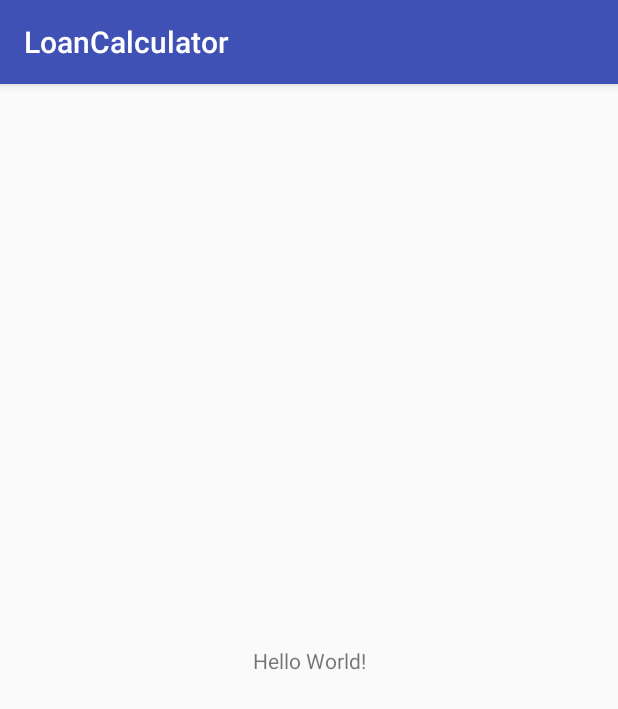
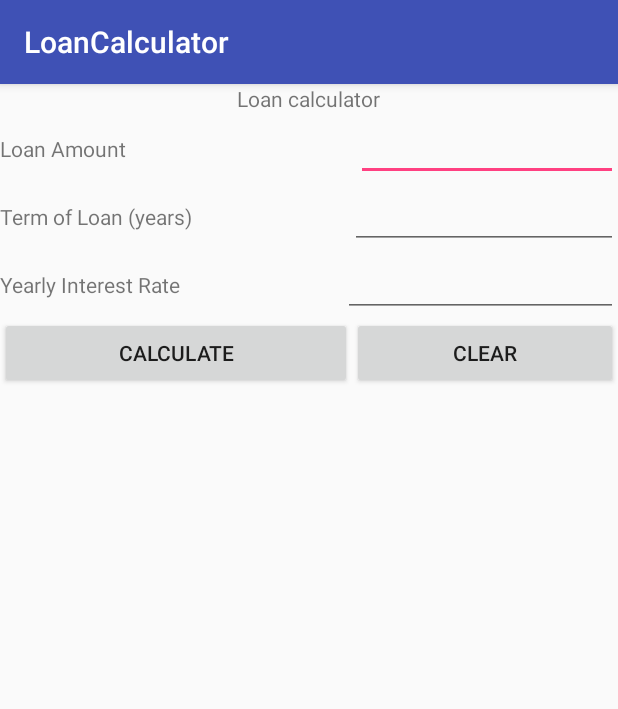
Before and after one commit to keelsin/lab2-calculator, an Android app: the screen it shows after launch (MainActivity), on a phone screen of 412 x 824 dp. Shown: the top 709 px of the screen. Run offline under Robolectric (Android 15) with nearby library versions, the phone set to English and light mode, and no system bars.

Commit message:
Finish 3 inputs and buttons.

```diff
--- a/LoanCalculator/app/src/main/res/layout/activity_main.xml
+++ b/LoanCalculator/app/src/main/res/layout/activity_main.xml
@@ -1,18 +1,91 @@
 <?xml version="1.0" encoding="utf-8"?>
-<android.support.constraint.ConstraintLayout xmlns:android="http://schemas.android.com/apk/res/android"
-    xmlns:app="http://schemas.android.com/apk/res-auto"
+<LinearLayout xmlns:android="http://schemas.android.com/apk/res/android"
     xmlns:tools="http://schemas.android.com/tools"
     android:layout_width="match_parent"
     android:layout_height="match_parent"
-    tools:context="ca.alleyne.loancalculator.MainActivity">
+    android:orientation="vertical"
+
+    tools:context=".MainActivity" >
 
     <TextView
+        android:id="@+id/message"
         android:layout_width="wrap_content"
         android:layout_height="wrap_content"
-        android:text="Hello World!"
-        app:layout_constraintBottom_toBottomOf="parent"
-        app:layout_constraintLeft_toLeftOf="parent"
-        app:layout_constraintRight_toRightOf="parent"
-        app:layout_constraintTop_toTopOf="parent" />
+        android:layout_gravity="fill_vertical|center"
+        android:text="@string/message" />
 
-</android.support.constraint.ConstraintLayout>
+    <LinearLayout
+        android:layout_width="match_parent"
+        android:layout_height="wrap_content"
+        android:orientation="horizontal">
+
+        <TextView
+            android:id="@+id/loanCalculator"
+            android:layout_width="wrap_content"
+            android:layout_height="wrap_content"
+            android:layout_weight="2"
+            android:text="@string/loanAmount"/>
+
+        <EditText
+            android:id="@+id/loanInsert"
+            android:layout_width="wrap_content"
+            android:layout_height="wrap_content"
+            android:layout_weight="2"/>
+    </LinearLayout>
+
+    <LinearLayout
+        android:layout_width="match_parent"
+        android:layout_height="wrap_content"
+        android:orientation="horizontal">
+
+        <TextView
+            android:id="@+id/loanAmountText"
+            android:layout_width="wrap_content"
+            android:layout_height="wrap_content"
+            android:layout_weight="2"
+            android:text="@string/termLoan"/>
+
+        <EditText
+            android:id="@+id/termLoanInsert"
+            android:layout_width="wrap_content"
+            android:layout_height="wrap_content"
+            android:layout_weight="3"/>
+    </LinearLayout>
+
+    <LinearLayout
+        android:layout_width="match_parent"
+        android:layout_height="wrap_content"
+        android:orientation="horizontal">
+
+        <TextView
+            android:id="@+id/yearInterest"
+            android:layout_width="wrap_content"
+            android:layout_height="wrap_content"
+            android:layout_weight="2"
+            android:text="@string/yearInterest"/>
+
+        <EditText
+            android:id="@+id/yearInterestInsert"
+            android:layout_width="wrap_content"
+            android:layout_height="wrap_content"
+            android:layout_weight="3"/>
+    </LinearLayout>
+
+    <LinearLayout
+        android:layout_width="match_parent"
+        android:layout_height="wrap_content"
+        android:orientation="horizontal">
+
+        <Button
+            android:layout_width="wrap_content"
+            android:layout_height="wrap_content"
+            android:text="@string/calButton"
+            android:layout_weight="3"/>
+
+        <Button
+            android:layout_width="wrap_content"
+            android:layout_height="wrap_content"
+            android:text="@string/clrButton"
+            android:layout_weight="2"/>
+    </LinearLayout>
+</LinearLayout>
--- a/LoanCalculator/app/src/main/res/values/strings.xml
+++ b/LoanCalculator/app/src/main/res/values/strings.xml
@@ -1,3 +1,13 @@
 <resources>
     <string name="app_name">LoanCalculator</string>
+    <string name="message">Loan calculator</string>
+    <string name="loanAmount">Loan Amount</string>
+    <string name="termLoan">Term of Loan (years)</string>
+    <string name="yearInterest">Yearly Interest Rate</string>
+    <string name="calButton">Calculate</string>
+    <string name="clrButton">Clear</string>
+    <string name="result">Results</string>
+    <string name="monthPay">Monthly Payment</string>
+    <string name="totalPay">Total Payment</string>
+    <string name="totalInterest">Total Interest</string>
 </resources>
```
